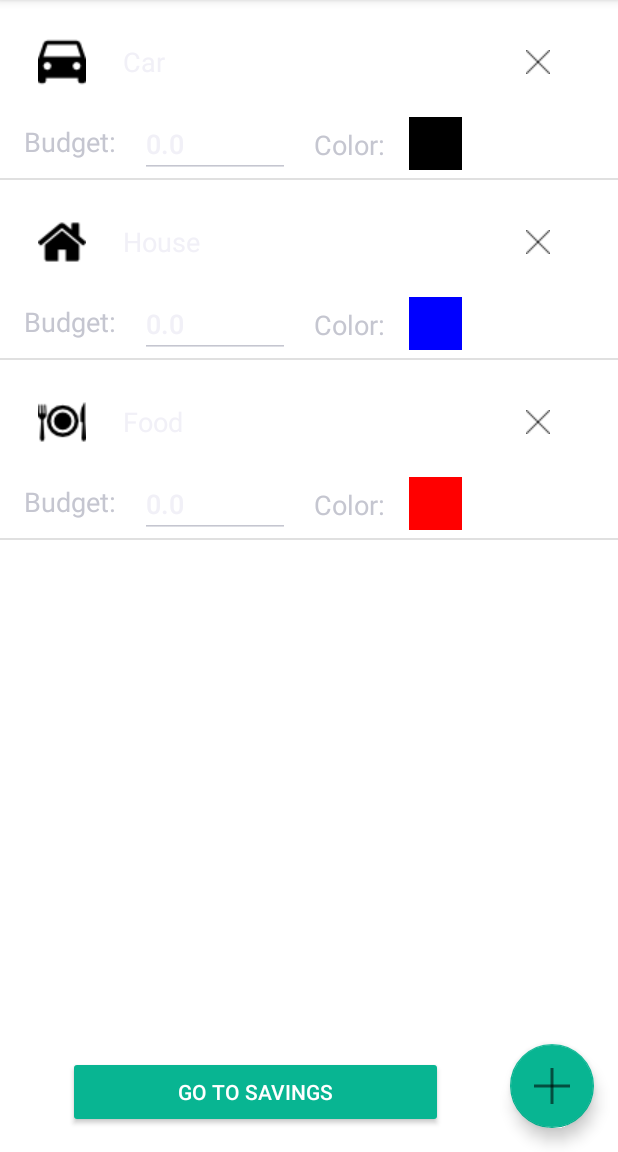
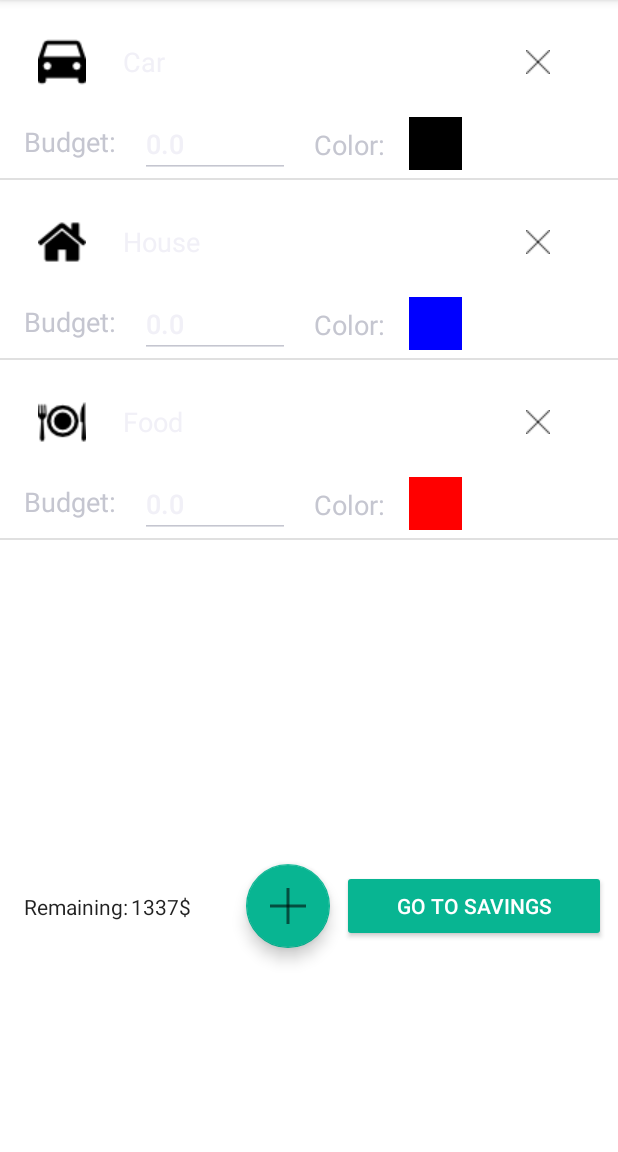
Before and after one commit to HmirceaD/PlanUp, an Android app: the CreatePlanExpenses screen opened directly, with no data from a screen before it, after a tap on "Car", on a phone screen of 412 x 824 dp, the part 84-1236 px from its top. Run offline under Robolectric (Android 15) with nearby library versions, the phone set to English and light mode, and no system bars.

Commit message:
fixed dates in the create pla and the expense list stuff, also changed expense budget

```diff
--- a/app/src/main/java/com/example/mircea/moneymanager/Activities/CreatePlanExpenses.java
+++ b/app/src/main/java/com/example/mircea/moneymanager/Activities/CreatePlanExpenses.java
@@ -1,6 +1,7 @@
 package com.example.mircea.moneymanager.Activities;
 
 import android.content.Intent;
+import android.database.DataSetObserver;
 import android.graphics.Color;
 import android.support.design.widget.FloatingActionButton;
 import android.support.v7.app.AppCompatActivity;
@@ -10,6 +11,7 @@ import android.widget.ArrayAdapter;
 import android.widget.Button;
 import android.widget.ListView;
 import android.widget.Spinner;
+import android.widget.TextView;
 import android.widget.Toast;
 
 import com.example.mircea.moneymanager.Adapters.ExpenseListAdapter;
@@ -32,6 +34,7 @@ public class CreatePlanExpenses extends AppCompatActivity {
     private Button goToSavingsButton;
     private ListView expensesList;
     private FloatingActionButton addExpenseButton;
+    private TextView remainingBudgetTextView;
 
     @Override
     protected void onCreate(Bundle savedInstanceState) {
@@ -46,14 +49,16 @@ public class CreatePlanExpenses extends AppCompatActivity {
         goToSavingsButton = findViewById(R.id.goToSavingsButton);
         goToSavingsButton.setOnClickListener((View v) -> goToSavings());
 
+        remainingBudgetTextView = findViewById(R.id.remainingBudgetTextView);
+        //TODO change this to not be harcoded
+        remainingBudgetTextView.setText("1337$");
+
         expensesList = findViewById(R.id.expensesList);
         setupList();
 
         addExpenseButton = findViewById(R.id.addExpense);
         addExpenseButton.setOnClickListener((View v) -> addExpense());
     }
-
-
 
     private void setupList() {
 
@@ -64,6 +69,13 @@ public class CreatePlanExpenses extends AppCompatActivity {
         expenseArrayAdapter = new ExpenseListAdapter(expenseArrayList, getApplicationContext());
 
         expensesList.setAdapter(expenseArrayAdapter);
+
+       // expenseArrayAdapter.registerDataSetObserver(new DataSetObserver() {
+            //@Override
+            //public void onChanged() {
+             //   Toast.makeText(getApplicationContext(), "Zile guta", Toast.LENGTH_SHORT).show();
+           // }
+        //});
     }
 
     private void addExpense() {
--- a/app/src/main/java/com/example/mircea/moneymanager/Adapters/ExpenseListAdapter.java
+++ b/app/src/main/java/com/example/mircea/moneymanager/Adapters/ExpenseListAdapter.java
@@ -108,26 +108,55 @@ public class ExpenseListAdapter extends ArrayAdapter<Expense> {
         viewHolder.expenseIcon.setImageDrawable(expense.getExpenseIcon());
 
         viewHolder.expenseName.setText(expense.getExpenseName());
+        viewHolder.expenseName.setOnFocusChangeListener((View v, boolean b) -> saveEditTextData(viewHolder, position, b));
 
         viewHolder.expenseBudget.setText(Float.toString(expense.getExpenseBudget()));
+        viewHolder.expenseBudget.setOnFocusChangeListener((View v, boolean b) -> saveEditTextData(viewHolder, position, b));
 
         viewHolder.expenseColor.setBackgroundColor(expense.getExpenseColor());
 
         viewHolder.expenseDelete.setImageResource(R.drawable.x_icon);
         viewHolder.expenseDelete.setOnClickListener((View v) -> deletePost(position, viewHolder));
+        viewHolder.expenseDelete.setOnFocusChangeListener(new ClickOnFocus());
 
         viewHolder.expenseIcon.setOnClickListener((View v) -> changeIcon(viewHolder, position));
+        viewHolder.expenseIcon.setOnFocusChangeListener(new ClickOnFocus());
+
         viewHolder.expenseColor.setOnClickListener((View v) -> changeColor(viewHolder, position));
+        viewHolder.expenseColor.setOnFocusChangeListener(new ClickOnFocus());
 
-        viewHolder.expenseLayout.setOnClickListener((View v) ->  hideKeyboardAndSave(position, viewHolder.expenseName, viewHolder.expenseBudget));
+        viewHolder.expenseLayout.setOnClickListener((View v) ->  hideKeyboardAndSave(position, viewHolder));
 
         return convertView;
+    }
+
+    private void saveEditTextData(ViewHolder viewHolder, int position, boolean hasFocus) {
+
+        if(!hasFocus){
+
+            saveData(viewHolder, position);
+        }
+    }
+
+    private void saveData(ViewHolder viewHolder, int position) {
+
+        expenseArrayList.get(position).setExpenseName(viewHolder.expenseName.getText().toString());
+
+        float budgetValue;
+
+        if(viewHolder.expenseBudget.getText().toString().equals("")){
+            budgetValue = 0f;
+        }else{
+
+            budgetValue = Float.parseFloat(viewHolder.expenseBudget.getText().toString());
+        }
+        expenseArrayList.get(position).setExpenseBudget(budgetValue);
     }
 
     /**Create the color popup**/
     private void changeColor(ViewHolder viewHolder, int position) {
 
-        hideKeyboardAndSave(position, viewHolder.expenseName, viewHolder.expenseBudget);
+        hideKeyboardAndSave(position, viewHolder);
 
         final Dialog dialog = new Dialog(mContext);
         dialog.getWindow().setType(WindowManager.LayoutParams.TYPE_TOAST);
@@ -159,7 +188,7 @@ public class ExpenseListAdapter extends ArrayAdapter<Expense> {
     /**Create the icon popup**/
     private void changeIcon(ViewHolder viewHolder, int position) {
 
-        hideKeyboardAndSave(position, viewHolder.expenseName, viewHolder.expenseBudget);
+        hideKeyboardAndSave(position, viewHolder);
 
         final Dialog dialog = new Dialog(mContext);
         dialog.getWindow().setType(WindowManager.LayoutParams.TYPE_TOAST);
@@ -193,29 +222,19 @@ public class ExpenseListAdapter extends ArrayAdapter<Expense> {
     //TODO refactor this ugly shit
 
 
-    public void hideKeyboardAndSave(int pos, EditText nameEditText, EditText budgetEditText){
+    public void hideKeyboardAndSave(int pos, ViewHolder viewHolder){
 
-        expenseArrayList.get(pos).setExpenseName(nameEditText.getText().toString());
 
-        float budgetValue;
-
-        if(budgetEditText.getText().toString().equals("")){
-            budgetValue = 0f;
-        }else{
-
-            budgetValue = Float.parseFloat(budgetEditText.getText().toString());
-        }
-
-        expenseArrayList.get(pos).setExpenseBudget(budgetValue);
 
         InputMethodManager imm = (InputMethodManager)mContext.getSystemService(Context.INPUT_METHOD_SERVICE);
-        imm.hideSoftInputFromWindow(nameEditText.getWindowToken(), 0);
+        imm.hideSoftInputFromWindow(viewHolder.expenseName.getWindowToken(), 0);
+
     }
 
     public void deletePost(int position, ViewHolder viewHolder){
         /*Delete the post int the list*/
 
-        hideKeyboardAndSave(position, viewHolder.expenseName, viewHolder.expenseBudget);
+        hideKeyboardAndSave(position, viewHolder);
 
         expenseArrayList.remove(position);
         notifyDataSetChanged();
@@ -256,4 +275,15 @@ public class ExpenseListAdapter extends ArrayAdapter<Expense> {
         ImageButton expenseDelete;
 
     }
+
+    private class ClickOnFocus implements View.OnFocusChangeListener {
+        @Override
+        public void onFocusChange(View view, boolean b) {
+
+            if(b){
+                view.performClick();
+
+            }
+        }
+    }
 }
--- a/app/src/main/res/layout/activity_create_plan.xml
+++ b/app/src/main/res/layout/activity_create_plan.xml
@@ -112,8 +112,7 @@
         android:layout_marginTop="8dp"
         android:clickable="true"
         android:ems="10"
-        android:textAppearance="@style/TextAppearance.AppCompat.Menu"
-        android:textSize="18sp"
+        android:textAppearance="@style/TextAppearance.AppCompat.Medium"
         app:layout_constraintBottom_toBottomOf="@+id/startPlanTextView"
         app:layout_constraintEnd_toEndOf="parent"
         app:layout_constraintStart_toEndOf="@+id/startPlanTextView"
@@ -148,7 +147,7 @@
         android:layout_marginEnd="16dp"
         android:layout_marginStart="16dp"
         android:layout_marginTop="8dp"
-        android:clickable="true"
+        android:enabled="false"
         android:ems="10"
         android:textAppearance="@style/TextAppearance.AppCompat.Medium"
         app:layout_constraintBottom_toBottomOf="@+id/endPlanTextView"
--- a/app/src/main/res/layout/activity_create_plan_expenses.xml
+++ b/app/src/main/res/layout/activity_create_plan_expenses.xml
@@ -4,20 +4,23 @@
     xmlns:tools="http://schemas.android.com/tools"
     android:layout_width="match_parent"
     android:layout_height="match_parent"
-    tools:context="com.example.mircea.moneymanager.Activities.CreatePlanExpenses"
+    android:background="#FFF"
     android:focusable="true"
     android:focusableInTouchMode="true"
-    android:background="#FFF">
+    tools:context="com.example.mircea.moneymanager.Activities.CreatePlanExpenses">
 
     <android.support.design.widget.FloatingActionButton
         android:id="@+id/addExpense"
         android:layout_width="wrap_content"
         android:layout_height="wrap_content"
-        android:layout_marginBottom="16dp"
-        android:layout_marginEnd="16dp"
+        android:layout_marginBottom="8dp"
+        android:layout_marginEnd="8dp"
+        android:layout_marginTop="8dp"
         android:clickable="true"
         app:layout_constraintBottom_toBottomOf="parent"
-        app:layout_constraintEnd_toEndOf="parent"
+        app:layout_constraintEnd_toStartOf="@+id/guideline"
+        app:layout_constraintStart_toStartOf="@+id/guideline"
+        app:layout_constraintTop_toBottomOf="@+id/expensesList"
         app:srcCompat="@drawable/plus_icon" />
 
     <ListView
@@ -30,8 +33,9 @@
 
     <Button
         android:id="@+id/goToSavingsButton"
-        android:layout_width="250dp"
+        android:layout_width="0dp"
         android:layout_height="wrap_content"
+        android:layout_marginBottom="8dp"
         android:layout_marginEnd="8dp"
         android:layout_marginStart="8dp"
         android:layout_marginTop="8dp"
@@ -39,7 +43,44 @@
         android:text="@string/go_to_savings"
         android:textColor="#FFF"
         app:layout_constraintBottom_toBottomOf="@+id/addExpense"
+        app:layout_constraintEnd_toEndOf="parent"
+        app:layout_constraintStart_toEndOf="@+id/addExpense"
+        app:layout_constraintTop_toTopOf="@+id/addExpense" />
+
+    <TextView
+        android:id="@+id/remainingTextView"
+        android:layout_width="0dp"
+        android:layout_height="wrap_content"
+        android:layout_marginBottom="8dp"
+        android:layout_marginStart="16dp"
+        android:layout_marginTop="8dp"
+        android:text="@string/remaining"
+        android:textAppearance="@style/TextAppearance.AppCompat.Menu"
+        android:textSize="14sp"
+        app:layout_constraintBottom_toBottomOf="@+id/remainingBudgetTextView"
+        app:layout_constraintStart_toStartOf="parent"
+        app:layout_constraintTop_toTopOf="@+id/remainingBudgetTextView" />
+
+    <TextView
+        android:id="@+id/remainingBudgetTextView"
+        android:layout_width="0dp"
+        android:layout_height="wrap_content"
+        android:layout_marginBottom="8dp"
+        android:layout_marginEnd="8dp"
+        android:layout_marginStart="2dp"
+        android:layout_marginTop="8dp"
+        android:text="@string/placeholder_number"
+        android:textAppearance="@style/TextAppearance.AppCompat.Menu"
+        android:textSize="14sp"
+        app:layout_constraintBottom_toBottomOf="@+id/addExpense"
         app:layout_constraintEnd_toStartOf="@+id/addExpense"
-        app:layout_constraintStart_toStartOf="parent"
+        app:layout_constraintStart_toEndOf="@+id/remainingTextView"
         app:layout_constraintTop_toTopOf="@+id/addExpense" />
+
+    <android.support.constraint.Guideline
+        android:id="@+id/guideline"
+        android:layout_width="wrap_content"
+        android:layout_height="wrap_content"
+        android:orientation="vertical"
+        app:layout_constraintGuide_begin="192dp" />
 </android.support.constraint.ConstraintLayout>
--- a/app/src/main/res/layout/expense_list_item.xml
+++ b/app/src/main/res/layout/expense_list_item.xml
@@ -16,6 +16,7 @@
         android:layout_marginStart="16dp"
         android:layout_marginTop="16dp"
         android:background="#FFF"
+        android:focusableInTouchMode="true"
         app:layout_constraintStart_toStartOf="parent"
         app:layout_constraintTop_toTopOf="parent"
         app:srcCompat="@mipmap/ic_launcher" />
@@ -81,6 +82,7 @@
         android:layout_marginStart="16dp"
         android:layout_marginTop="8dp"
         android:background="#FFF"
+        android:focusableInTouchMode="true"
         app:layout_constraintBottom_toBottomOf="@+id/expenseColorTextView"
         app:layout_constraintStart_toEndOf="@+id/expenseColorTextView"
         app:layout_constraintTop_toTopOf="@+id/expenseColorTextView"
--- a/app/src/main/res/values/strings.xml
+++ b/app/src/main/res/values/strings.xml
@@ -39,6 +39,9 @@
 
     <string name="create_wish">Create a wish</string>
 
+    <string name="remaining">Remaining:</string>
+    <string name="placeholder_number">4200</string>
+
     <string name="ex_wish_name">E.g. Trip to Chernobyl</string>
     <string name="ex_wish_desc">Radiation is nice this time of year</string>
 
```
Also changed, not shown: app/src/main/java/com/example/mircea/moneymanager/Activities/CreatePlanActivity.java (+65 -5 lines).
